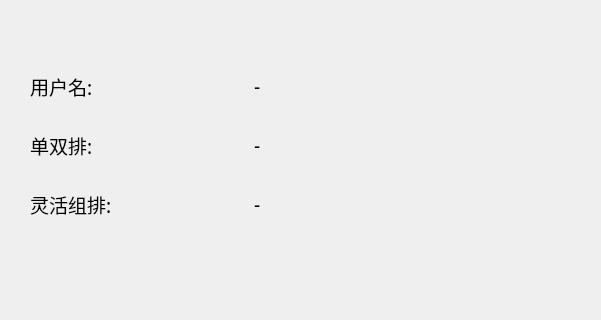
The window that ui/main.ui (FlodQWQ/lcu_project) describes before a commit, drawn with Qt 5; both pictures show x 0 to 601 and y 0 to 320 of the 834 by 688 pixel window.
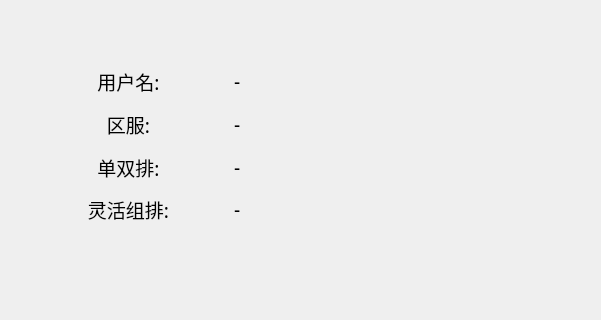
The same window after the commit.

Patch:
```diff
--- a/ui/main.ui
+++ b/ui/main.ui
@@ -34,13 +34,31 @@
      <rect>
       <x>30</x>
       <y>60</y>
-      <width>441</width>
+      <width>401</width>
       <height>171</height>
      </rect>
     </property>
-    <layout class="QGridLayout" name="gridLayout">
+    <layout class="QGridLayout" name="gridLayout" columnstretch="0,0">
+     <property name="sizeConstraint">
+      <enum>QLayout::SetDefaultConstraint</enum>
+     </property>
+     <property name="topMargin">
+      <number>0</number>
+     </property>
+     <property name="rightMargin">
+      <number>0</number>
+     </property>
+     <property name="bottomMargin">
+      <number>0</number>
+     </property>
+     <property name="horizontalSpacing">
+      <number>7</number>
+     </property>
+     <property name="verticalSpacing">
+      <number>0</number>
+     </property>
      <item row="2" column="1">
-      <widget class="QLabel" name="label_flex_rank">
+      <widget class="QLabel" name="label_solo_rank">
        <property name="font">
         <font>
          <family>Source Code Pro</family>
@@ -52,19 +70,6 @@
        </property>
       </widget>
      </item>
-     <item row="1" column="0">
-      <widget class="QLabel" name="label_3">
-       <property name="font">
-        <font>
-         <family>Source Code Pro</family>
-         <pointsize>14</pointsize>
-        </font>
-       </property>
-       <property name="text">
-        <string>单双排:</string>
-       </property>
-      </widget>
-     </item>
      <item row="0" column="1">
       <widget class="QLabel" name="label_id">
        <property name="font">
@@ -89,22 +94,12 @@
        <property name="text">
         <string>用户名:</string>
        </property>
-      </widget>
-     </item>
-     <item row="1" column="1">
-      <widget class="QLabel" name="label_solo_rank">
-       <property name="font">
-        <font>
-         <family>Source Code Pro</family>
-         <pointsize>14</pointsize>
-        </font>
+       <property name="alignment">
+        <set>Qt::AlignCenter</set>
        </property>
-       <property name="text">
-        <string>-</string>
-       </property>
       </widget>
      </item>
-     <item row="2" column="0">
+     <item row="3" column="0">
       <widget class="QLabel" name="label_5">
        <property name="font">
         <font>
@@ -114,6 +109,73 @@
        </property>
        <property name="text">
         <string>灵活组排:</string>
+       </property>
+       <property name="alignment">
+        <set>Qt::AlignCenter</set>
+       </property>
+      </widget>
+     </item>
+     <item row="2" column="0">
+      <widget class="QLabel" name="label_3">
+       <property name="font">
+        <font>
+         <family>Source Code Pro</family>
+         <pointsize>14</pointsize>
+        </font>
+       </property>
+       <property name="text">
+        <string>单双排:</string>
+       </property>
+       <property name="alignment">
+        <set>Qt::AlignCenter</set>
+       </property>
+      </widget>
+     </item>
+     <item row="1" column="0">
+      <widget class="QLabel" name="label_2">
+       <property name="font">
+        <font>
+         <family>Source Code Pro</family>
+         <pointsize>14</pointsize>
+        </font>
+       </property>
+       <property name="cursor">
+        <cursorShape>ArrowCursor</cursorShape>
+       </property>
+       <property name="layoutDirection">
+        <enum>Qt::LeftToRight</enum>
+       </property>
+       <property name="text">
+        <string>区服:</string>
+       </property>
+       <property name="alignment">
+        <set>Qt::AlignCenter</set>
+       </property>
+      </widget>
+     </item>
+     <item row="1" column="1">
+      <widget class="QLabel" name="label_gamezone">
+       <property name="font">
+        <font>
+         <family>Source Code Pro</family>
+         <pointsize>14</pointsize>
+        </font>
+       </property>
+       <property name="text">
+        <string>-</string>
+       </property>
+      </widget>
+     </item>
+     <item row="3" column="1">
+      <widget class="QLabel" name="label_flex_rank">
+       <property name="font">
+        <font>
+         <family>Source Code Pro</family>
+         <pointsize>14</pointsize>
+        </font>
+       </property>
+       <property name="text">
+        <string>-</string>
        </property>
       </widget>
      </item>
```
